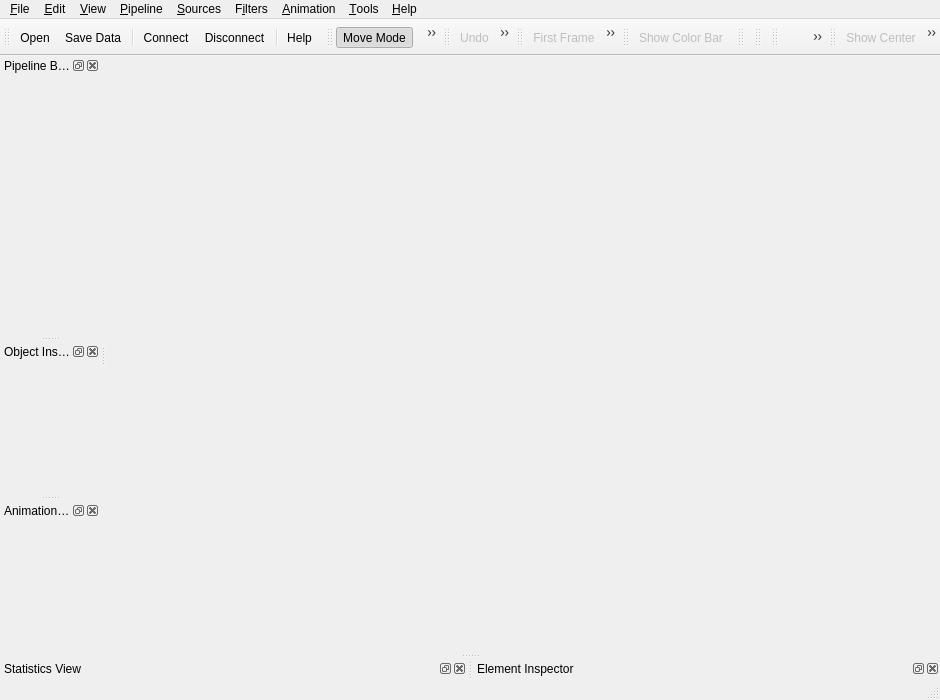
First picture: the form in Applications/Client/MainWindow.ui, repository wildmichael/ParaView3-enhancements-old, before the edit.
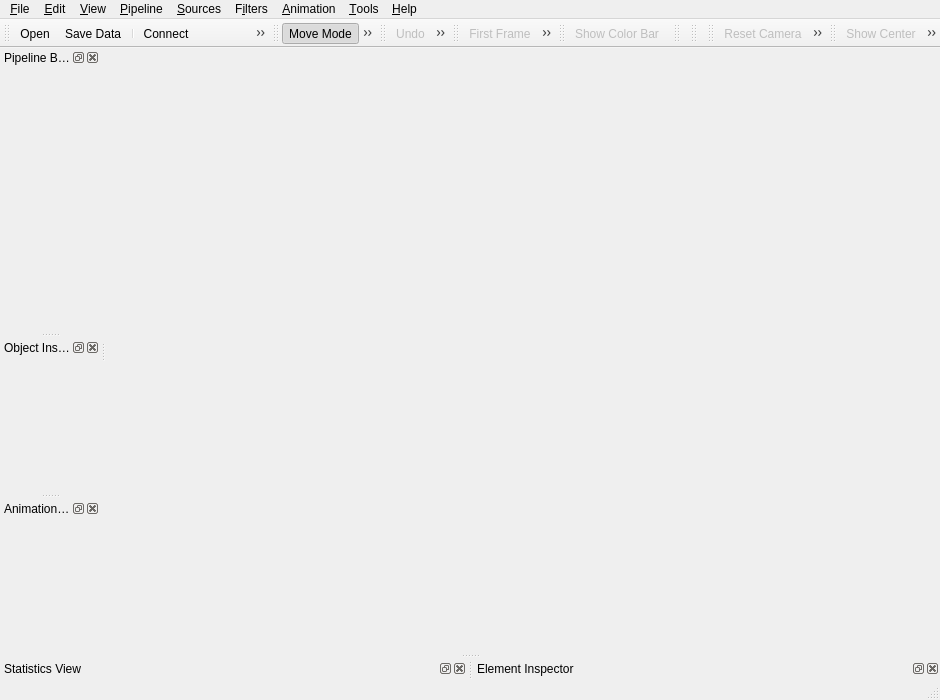
Second picture: the form after the edit. Icons and pictures are not drawn.

Commit message: ENH: Adding 24x24 icons to the resources.

The edit to the form file:
```diff
--- a/Applications/Client/MainWindow.ui
+++ b/Applications/Client/MainWindow.ui
@@ -729,7 +729,13 @@
    <property name="enabled" >
     <bool>false</bool>
    </property>
-   <property name="statusTip" >
+   <property name="icon" >
+    <iconset resource="../../Qt/Components/Resources/pqComponents.qrc" >:/pqWidgets/Icons/pqResetCamera24.png</iconset>
+   </property>
+   <property name="text" >
+    <string>&amp;Reset Camera</string>
+   </property>
+   <property name="iconText" >
     <string>Reset Camera</string>
    </property>
    <property name="whatsThis" >
```
Left out of the diff: 79 changed lines with no effect on the pictures. The commit also changes 125 other files.
